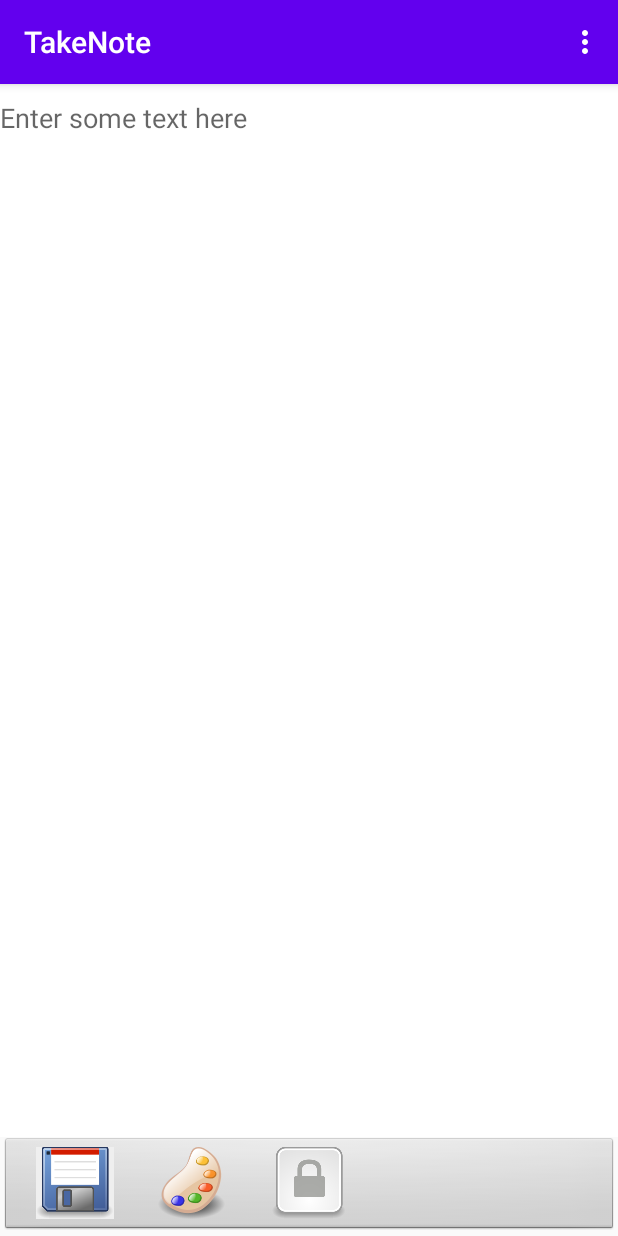
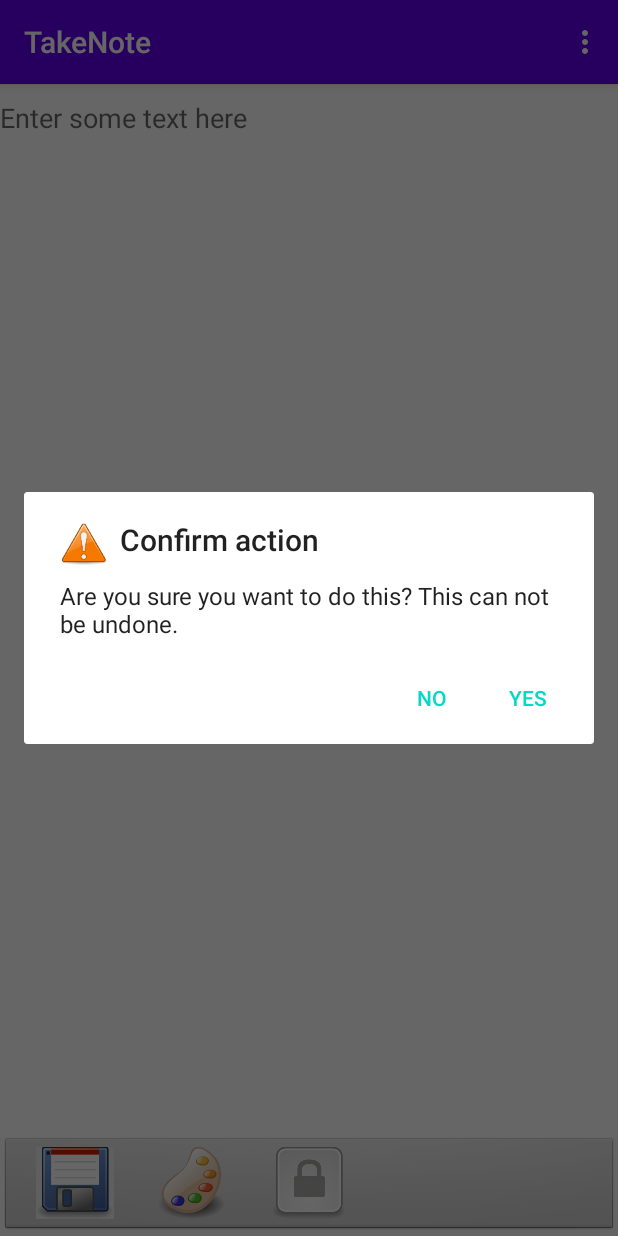
Before and after one commit to dennisbr3003/Android-Java-NoteM3, an Android app: the MainActivity screen opened directly, with no data from a screen before it, in the options menu, after a tap on "Clear notes", on a phone screen of 412 x 824 dp. Run offline under Robolectric (Android 15) with nearby library versions, the phone set to English and light mode, and no system bars; libraries missing offline, so code that uses them is left out: com.flask.colorpicker.

Commit message:
Added dialog answer listener for action menu

```diff
--- /dev/null
+++ b/app/src/main/java/com/example/notematser/DialogAnswerListener.java
@@ -0,0 +1,5 @@
+package com.example.notematser;
+
+public interface DialogAnswerListener {
+    public void answerConfirmed(Boolean answer);
+}
--- a/app/src/main/java/com/example/notematser/FirstFragment.java
+++ b/app/src/main/java/com/example/notematser/FirstFragment.java
@@ -24,7 +24,6 @@ import java.io.BufferedReader;
 import java.io.DataInputStream;
 import java.io.FileInputStream;
 import java.io.FileNotFoundException;
-import java.io.FileOutputStream;
 import java.io.IOException;
 import java.io.InputStreamReader;
 
--- a/app/src/main/java/com/example/notematser/MainActivity.java
+++ b/app/src/main/java/com/example/notematser/MainActivity.java
@@ -11,7 +11,7 @@ import android.view.Menu;
 import android.view.MenuItem;
 import android.widget.EditText;
 
-public class MainActivity extends AppCompatActivity {
+public class MainActivity extends AppCompatActivity implements DialogAnswerListener {
 
     SharedResource sr = new SharedResource();
 
@@ -22,6 +22,7 @@ public class MainActivity extends AppCompatActivity {
         setContentView(R.layout.activity_main);
         Toolbar toolbar = findViewById(R.id.toolbar);
         setSupportActionBar(toolbar);
+        sr.setDialogAnswerListener(this);
     }
 
     @Override
@@ -37,7 +38,6 @@ public class MainActivity extends AppCompatActivity {
         // automatically handle clicks on the Home/Up button, so long
         // as you specify a parent activity in AndroidManifest.xml.
         int id = item.getItemId();
-        EditText et = (EditText) findViewById(R.id.editText);
         //noinspection SimplifiableIfStatement
         switch(id) {
             case R.id.action_reset_passpoints:
@@ -47,13 +47,13 @@ public class MainActivity extends AppCompatActivity {
                 return true;
             case R.id.action_reset_backgroundcolor:
                 // No dialog needed here, can be easily reset
+                EditText et = (EditText) findViewById(R.id.editText);
                 et.setBackgroundColor(-1);
                 sr.saveSharedBackgroundColor(-1, this);
                 return true;
             case R.id.action_clear_notetext:
                 // Todo Add (standard) dialog to make sure the user is sure
-                et.setText("");
-                sr.saveNoteText(this, et.getText().toString().getBytes());
+                sr.askUserConfirmationDialog(this);
                 return true;
             default:
                 return super.onOptionsItemSelected(item);
@@ -80,4 +80,15 @@ public class MainActivity extends AppCompatActivity {
     }
 
 
+    @Override
+    public void answerConfirmed(Boolean answer) {
+        EditText et = (EditText) findViewById(R.id.editText);
+        if(answer){
+            Log.d(getString(R.string.DefaultTag), "Confirmed");
+            et.setText("");
+            sr.saveNoteText(this, et.getText().toString().getBytes());
+        } else {
+            Log.d(getString(R.string.DefaultTag), "Not confirmed");
+        }
+    }
 }
--- a/app/src/main/java/com/example/notematser/SharedResource.java
+++ b/app/src/main/java/com/example/notematser/SharedResource.java
@@ -1,7 +1,11 @@
 package com.example.notematser;
 
 import android.content.Context;
+import android.content.DialogInterface;
 import android.content.SharedPreferences;
+import android.util.Log;
+
+import androidx.appcompat.app.AlertDialog;
 
 import java.io.FileNotFoundException;
 import java.io.FileOutputStream;
@@ -12,6 +16,19 @@ public class SharedResource {
     private static final String BACKGROUND_COLOR = "BackGroundColor";
     private static final String SHAREDPREF_NAME = "TakeNote";
     private static final String NOTE_FILENAME = "sometextfile";
+
+    private DialogAnswerListener dialogAnswerListener;
+
+    public DialogAnswerListener getDialogAnswerListener() {
+        return dialogAnswerListener;
+    }
+    // The PointCollectorListener is set from outside this class (by another class). If it is
+    // not set, it will be a null reference. This is checked when running the onTouchListener
+    // in this class. If the refrence is not null it will execute the method and pass the
+    // collected points. Actually ImageActivity is passed to here (it implements the interface!).
+    public void setDialogAnswerListener(DialogAnswerListener dialogAnswerListener) {
+        this.dialogAnswerListener = dialogAnswerListener;
+    }
 
     public SharedResource() {
     }
@@ -40,4 +57,64 @@ public class SharedResource {
         }
     }
 
+
+    public void askUserConfirmationDialog(final Context context){
+
+        final AnswerObject answer = new AnswerObject();
+
+        AlertDialog.Builder builder = new AlertDialog.Builder(context);
+        builder.setTitle(R.string.ConfirmDialogTitle);
+        builder.setMessage(R.string.AreYouSure);
+        builder.setIcon(R.mipmap.dialog_orange_warning);
+
+        builder.setPositiveButton(R.string.Yes, new DialogInterface.OnClickListener() {
+            @Override
+            public void onClick(DialogInterface dialog, int which) {
+                answer.setConfirmed(true);
+                dialog.dismiss();
+            }
+        });
+        builder.setNegativeButton(R.string.No, new DialogInterface.OnClickListener() {
+            @Override
+            public void onClick(DialogInterface dialog, int which) {
+                answer.setConfirmed(true);
+                dialog.dismiss();
+            }
+        });
+
+        builder.setOnDismissListener(new DialogInterface.OnDismissListener() {
+            @Override
+            public void onDismiss(DialogInterface dialog) {
+                Log.d(context.getString(R.string.DefaultTag), "Is the listener actually listening? " + String.valueOf(dialogAnswerListener != null));
+                if (dialogAnswerListener != null) {
+                    dialogAnswerListener.answerConfirmed(answer.isConfirmed()); // this method is actually an interface method overridden in MainActivity
+                                                                                // Also check MainActivity.java and DialogAnswerListener.java (interface)
+                                                                                // Actually dialogAnswerListener IS IN FACT an instance of MainActivity (!)
+                }
+            }
+        });
+
+        AlertDialog dlg = builder.create();
+        dlg.show();
+
+    }
+
+    private class AnswerObject {
+
+        private boolean confirmed;
+
+        public AnswerObject() {
+            this.setConfirmed(false);
+        }
+
+        public boolean isConfirmed() {
+            return confirmed;
+        }
+
+        public void setConfirmed(boolean confirmed) {
+            this.confirmed = confirmed;
+        }
+
+    }
+
 }
--- a/app/src/main/res/values/strings.xml
+++ b/app/src/main/res/values/strings.xml
@@ -9,7 +9,7 @@
     <string name="hello_second_fragment">Hello second fragment. Arg: %1$s</string>
     <string name="DefaultEditTextText">Enter some text here</string>
     <string name="btnSaveCaption">Save</string>
-    <string name="DefaultTag">DB-Debug</string>
+    <string name="DefaultTag">Dennis_B</string>
     <string name="btnSave_Click">Click detected on btnSave</string>
     <string name="InterruptedException">InterruptedException</string>
     <string name="ThreadNotExceuted">Unable to execute thread</string>
@@ -38,4 +38,9 @@
     <string name="select_editor_color">selcolor\\</string>
     <string name="reset_passpoints_caption">Reset passpoints</string>
     <string name="ClearPassPoints">ClearPassPoints</string>
+    <string name="AreYouSure">Are you sure you want to do this? This can not be undone.</string>
+    <string name="ConfirmDialogTitle">Confirm action</string>
+    <string name="Yes">Yes</string>
+    <string name="No">No</string>
+    <string name="test">Dennis_B</string>
 </resources>
```
